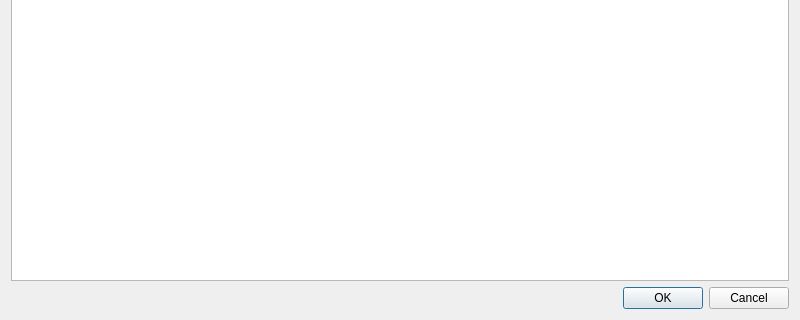
This is protocol_select.ui in miikasyvanen/FastECU as Qt 5 draws it before an edit; both pictures show x 0 to 800 and y 280 to 600 of the 800 by 600 pixel window. The edited form follows.
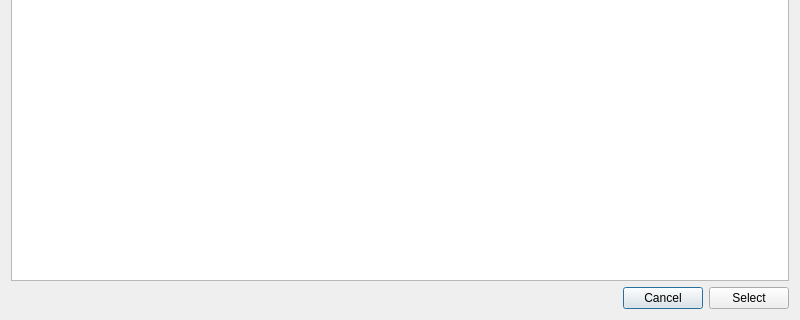
This is the edited form.

Commit message: Added protocol select, listed by active protocols

Patch:
```diff
--- a/protocol_select.ui
+++ b/protocol_select.ui
@@ -32,14 +32,35 @@
     </widget>
    </item>
    <item>
-    <widget class="QDialogButtonBox" name="buttonBox">
-     <property name="orientation">
-      <enum>Qt::Horizontal</enum>
-     </property>
-     <property name="standardButtons">
-      <set>QDialogButtonBox::Cancel|QDialogButtonBox::Ok</set>
-     </property>
-    </widget>
+    <layout class="QHBoxLayout" name="horizontalLayout">
+     <item>
+      <spacer name="horizontalSpacer">
+       <property name="orientation">
+        <enum>Qt::Horizontal</enum>
+       </property>
+       <property name="sizeHint" stdset="0">
+        <size>
+         <width>40</width>
+         <height>20</height>
+        </size>
+       </property>
+      </spacer>
+     </item>
+     <item>
+      <widget class="QPushButton" name="cancel_button">
+       <property name="text">
+        <string>Cancel</string>
+       </property>
+      </widget>
+     </item>
+     <item>
+      <widget class="QPushButton" name="select_button">
+       <property name="text">
+        <string>Select</string>
+       </property>
+      </widget>
+     </item>
+    </layout>
    </item>
   </layout>
  </widget>
```
Left out of the diff: 44 changed lines with no effect on the pictures. The commit also changes 12 other files.
